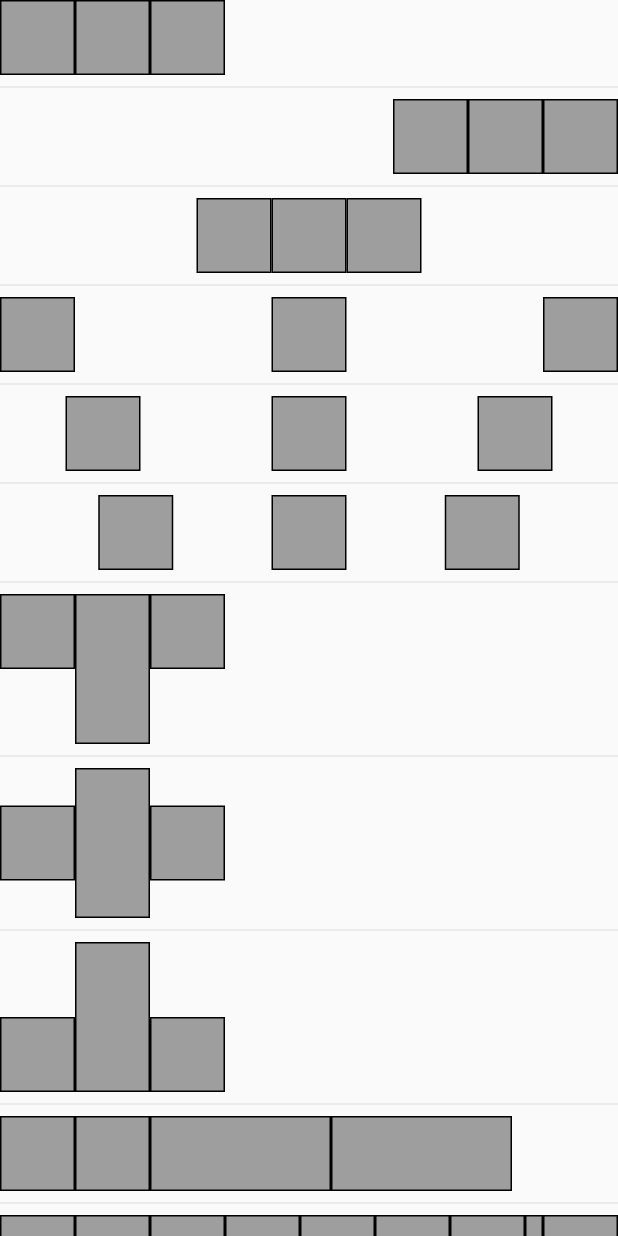
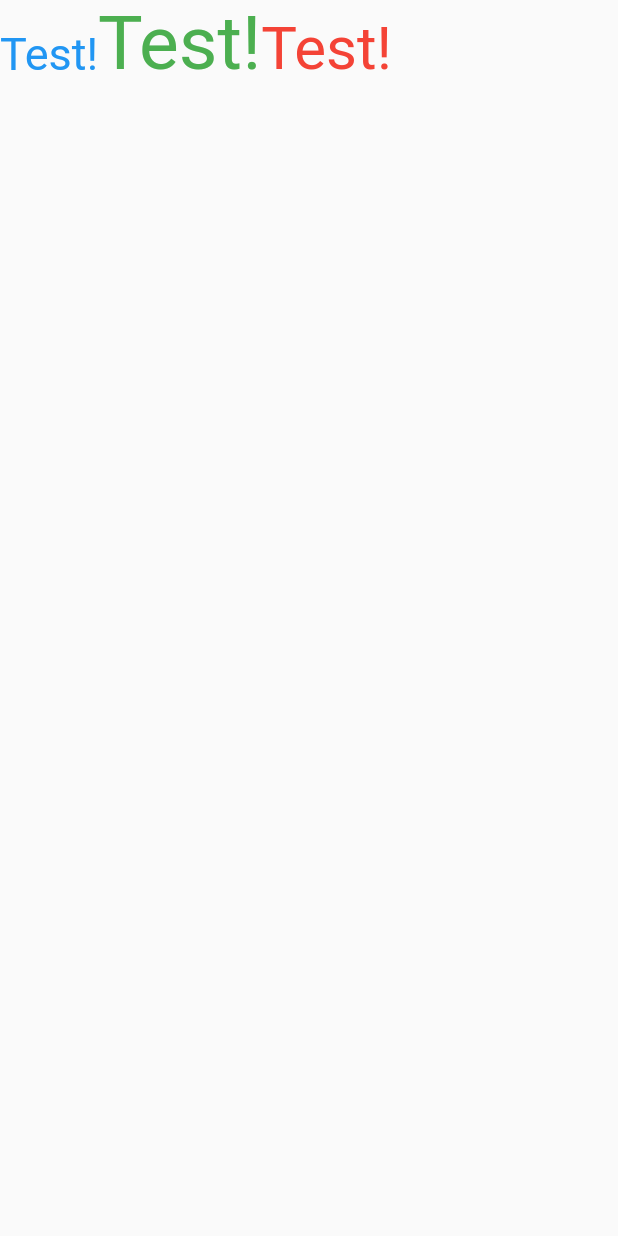
Before and after one commit to alimjanqadir/flutter-layout, a Flutter app: the screen it shows after launch, on a phone screen of 412 x 824 dp. Run offline on Flutter 3.47's test engine with Material 2 defaults, Android fonts, the phone set to English and light mode, and no system bars; Roboto replaces fonts that are missing (Futura).

Commit message:
Expanded, SizedBox, Spacer and Text widget are test.

```diff
--- a/lib/main.dart
+++ b/lib/main.dart
@@ -13,72 +13,107 @@ class RowAndColumn extends StatelessWidget {
       home: Scaffold(
         appBar: null,
         body: ListView(children: [
+          // Row(
+          //     mainAxisSize: MainAxisSize.max,
+          //     mainAxisAlignment: MainAxisAlignment.start,
+          //     children: [Box(), Box(), Box()]),
+          // Divider(),
+          // Row(
+          //     mainAxisSize: MainAxisSize.max,
+          //     mainAxisAlignment: MainAxisAlignment.end,
+          //     children: [Box(), Box(), Box()]),
+          // Divider(),
+          // Row(
+          //     mainAxisSize: MainAxisSize.max,
+          //     mainAxisAlignment: MainAxisAlignment.center,
+          //     children: [Box(), Box(), Box()]),
+          // Divider(),
+          // Row(
+          //     mainAxisSize: MainAxisSize.max,
+          //     mainAxisAlignment: MainAxisAlignment.spaceBetween,
+          //     children: [Box(), Box(), Box()]),
+          // Divider(),
+          // Row(
+          //     mainAxisSize: MainAxisSize.max,
+          //     mainAxisAlignment: MainAxisAlignment.spaceAround,
+          //     children: [Box(), Box(), Box()]),
+          // Divider(),
+          // Row(
+          //     mainAxisSize: MainAxisSize.max,
+          //     mainAxisAlignment: MainAxisAlignment.spaceEvenly,
+          //     children: [Box(), Box(), Box()]),
+          // Divider(),
+          // Row(
+          //     mainAxisSize: MainAxisSize.max,
+          //     crossAxisAlignment: CrossAxisAlignment.start,
+          //     mainAxisAlignment: MainAxisAlignment.start,
+          //     children: [Box(), BiggerBox(), Box()]),
+          // Divider(),
+          // Row(
+          //     mainAxisSize: MainAxisSize.max,
+          //     crossAxisAlignment: CrossAxisAlignment.center,
+          //     mainAxisAlignment: MainAxisAlignment.start,
+          //     children: [Box(), BiggerBox(), Box()]),
+          // Divider(),
+          // Row(
+          //     mainAxisSize: MainAxisSize.max,
+          //     crossAxisAlignment: CrossAxisAlignment.end,
+          //     mainAxisAlignment: MainAxisAlignment.start,
+          //     children: [Box(), BiggerBox(), Box()]),
+          // Divider(),
+          // Row(children: [
+          //   Box(),
+          //   Flexible(fit: FlexFit.loose, child: Box()),
+          //   Flexible(flex: 1, fit: FlexFit.tight, child: Box()),
+          //   Flexible(flex: 1, fit: FlexFit.tight, child: Box()),
+          // ]),
+          // Divider(),
+          // Row(children: [
+          //   Box(),
+          //   Box(),
+          //   Box(),
+          //   Box(),
+          //   Box(),
+          //   Box(),
+          //   Box(),
+          //   Expanded(child: Box()),
+          //   Box(),
+          // ]),
+          // Divider(),
+          // Row(children: [
+          //   Box(),
+          //   Box(),
+          //   Box(),
+          //   SizedBox(width: 100, child: Box()),
+          //   SizedBox(width: 50),
+          //   Box(),
+          //   Box(),
+          // ]),
+          // Divider(),
+          // Row(children: [
+          //   Box(),
+          //   Spacer(flex: 1),
+          //   Box(),
+          // ]),
+          // Divider(),
           Row(
-              mainAxisSize: MainAxisSize.max,
-              mainAxisAlignment: MainAxisAlignment.start,
-              children: [Box(), Box(), Box()]),
-          Divider(),
-          Row(
-              mainAxisSize: MainAxisSize.max,
-              mainAxisAlignment: MainAxisAlignment.end,
-              children: [Box(), Box(), Box()]),
-          Divider(),
-          Row(
-              mainAxisSize: MainAxisSize.max,
-              mainAxisAlignment: MainAxisAlignment.center,
-              children: [Box(), Box(), Box()]),
-          Divider(),
-          Row(
-              mainAxisSize: MainAxisSize.max,
-              mainAxisAlignment: MainAxisAlignment.spaceBetween,
-              children: [Box(), Box(), Box()]),
-          Divider(),
-          Row(
-              mainAxisSize: MainAxisSize.max,
-              mainAxisAlignment: MainAxisAlignment.spaceAround,
-              children: [Box(), Box(), Box()]),
-          Divider(),
-          Row(
-              mainAxisSize: MainAxisSize.max,
-              mainAxisAlignment: MainAxisAlignment.spaceEvenly,
-              children: [Box(), Box(), Box()]),
-          Divider(),
-          Row(
-              mainAxisSize: MainAxisSize.max,
-              crossAxisAlignment: CrossAxisAlignment.start,
-              mainAxisAlignment: MainAxisAlignment.start,
-              children: [Box(), BiggerBox(), Box()]),
-          Divider(),
-          Row(
-              mainAxisSize: MainAxisSize.max,
-              crossAxisAlignment: CrossAxisAlignment.center,
-              mainAxisAlignment: MainAxisAlignment.start,
-              children: [Box(), BiggerBox(), Box()]),
-          Divider(),
-          Row(
-              mainAxisSize: MainAxisSize.max,
-              crossAxisAlignment: CrossAxisAlignment.end,
-              mainAxisAlignment: MainAxisAlignment.start,
-              children: [Box(), BiggerBox(), Box()]),
-          Divider(),
-          Row(children: [
-            Box(),
-            Flexible(fit: FlexFit.loose, child: Box()),
-            Flexible(flex: 1, fit: FlexFit.tight, child: Box()),
-            Flexible(flex: 1, fit: FlexFit.tight, child: Box()),
-          ]),
-          Divider(),
-          Row(children: [
-            Box(),
-            Box(),
-            Box(),
-            Box(),
-            Box(),
-            Box(),
-            Box(),
-            Expanded(child: Box()),
-            Box(),
-          ]),
+              crossAxisAlignment: CrossAxisAlignment.baseline,
+              textBaseline: TextBaseline.alphabetic,
+              children: [
+                Text("Test!",
+                    style: TextStyle(
+                        fontSize: 30,
+                        fontFamily: "Futura",
+                        color: Colors.blue)),
+                Text("Test!",
+                    style: TextStyle(
+                        fontSize: 50,
+                        fontFamily: "Futura",
+                        color: Colors.green)),
+                Text("Test!",
+                    style: TextStyle(
+                        fontSize: 40, fontFamily: "Futura", color: Colors.red)),
+              ]),
         ]),
       ),
     );
```
